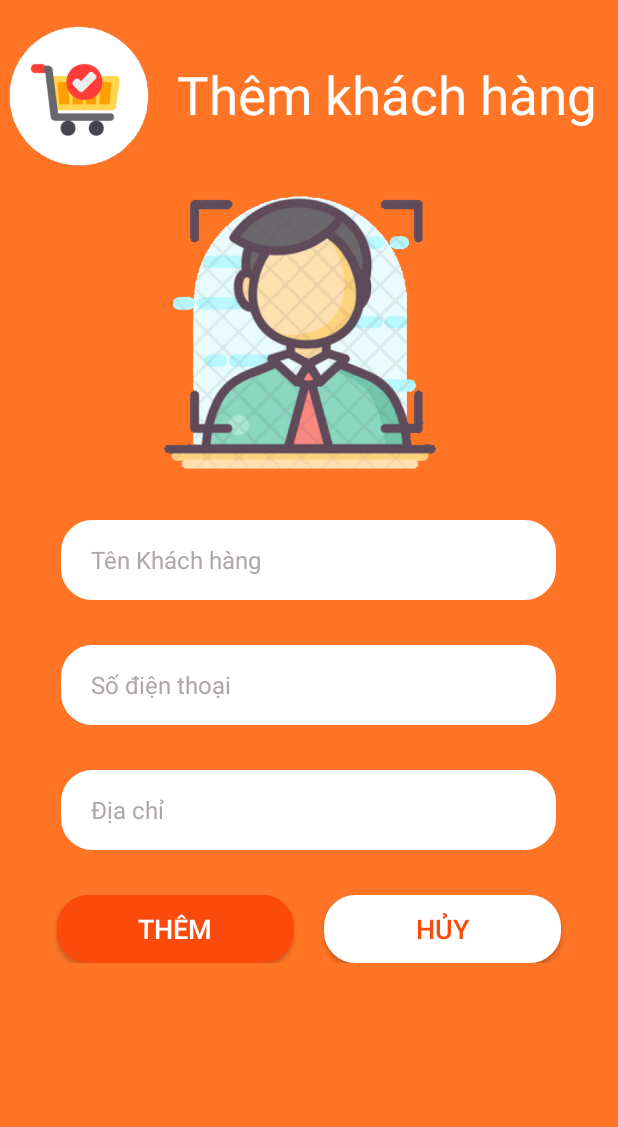
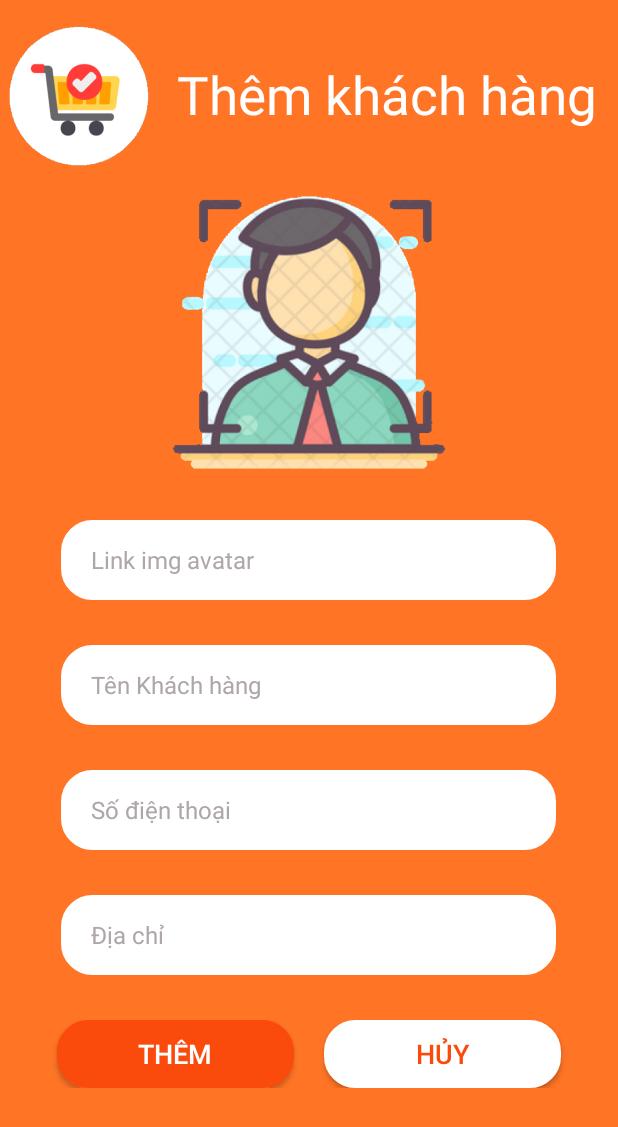
Before and after one commit to sstatsuya/GiuaKyAndroid, an Android app: the KhachHangActivity screen opened directly, with no data from a screen before it, after a tap on an icon or button, on a phone screen of 412 x 824 dp. Shown: the top 1127 px of the screen. Run offline under Robolectric (Android 15) with nearby library versions, the light colour scheme and no system bars; our stand-ins replace Picasso; pictures from the network do not load.

Commit message:
Them DBKhachHang, bỏ dữ liệu set cứng. Update KhachHang. Thêm img avatar cho khach hang. Update khach hang, them khach hang. Chua lam sua, xoa KH.

```diff
--- a/app/src/main/java/ngocthach/ActivityThemKhachHang.java
+++ b/app/src/main/java/ngocthach/ActivityThemKhachHang.java
@@ -5,25 +5,31 @@ import android.content.Intent;
 import android.graphics.Color;
 import android.graphics.drawable.ColorDrawable;
 import android.os.Bundle;
+import android.text.Editable;
+import android.text.TextWatcher;
 import android.view.Gravity;
 import android.view.View;
 import android.view.Window;
 import android.view.WindowManager;
 import android.widget.Button;
 import android.widget.EditText;
+import android.widget.ImageView;
 import android.widget.TextView;
 import android.widget.Toast;
 
 import androidx.appcompat.app.AppCompatActivity;
 
 import com.example.giuakyandroid.R;
+import com.squareup.picasso.Picasso;
 
+import ngocthach.model.DBKhachHang;
 import ngocthach.model.KhachHang;
 
 public class ActivityThemKhachHang extends AppCompatActivity {
+    private ImageView iv_avatarKH;
     private  Button btn_themKH, btn_huyThemKH;
-    private  EditText ed_tenKH, ed_soDT_KH, ed_diaChiKH;
-    private String name="", phone="", address= "";
+    private  EditText ed_avatarKH, ed_tenKH, ed_soDT_KH, ed_diaChiKH;
+    private String avatar ="", name="", phone="", address= "";
     @Override
     protected void onCreate(Bundle savedInstanceState) {
         super.onCreate(savedInstanceState);
@@ -37,42 +43,64 @@ public class ActivityThemKhachHang extends AppCompatActivity {
     }
 
     private void setControl() {
+        iv_avatarKH = findViewById(R.id.iv_avatarKH);
         btn_themKH = findViewById(R.id.btn_themKH);
         btn_huyThemKH = findViewById(R.id.btn_huyThemKH);
+        ed_avatarKH = findViewById(R.id.ed_avatarKH);
         ed_tenKH = findViewById(R.id.ed_tenKH);
         ed_diaChiKH = findViewById(R.id.ed_diaChiKH);
         ed_soDT_KH = findViewById(R.id.ed_soDT_KH);
     }
 
     private boolean checkInput(){
-        if (name.equals("")) {
+        if (avatar.equals("")) {
+            Toast.makeText(this, "Hãy chọn ảnh đại diện khách hàng!", Toast.LENGTH_SHORT).show();
+            return false;
+        }
+        else if (name.equals("")) {
             Toast.makeText(this, "Tên khách hàng không được để trống!", Toast.LENGTH_SHORT).show();
-            ed_tenKH.setFocusable(true);
             return false;
         }
         else if (phone.equals("")) {
             Toast.makeText(this, "Số điện thoại không được để trống!", Toast.LENGTH_SHORT).show();
-            ed_soDT_KH.setFocusable(true);
             return false;
         }
         else if (address.equals("")) {
             Toast.makeText(this, "Địa chỉ không được để trống!", Toast.LENGTH_SHORT).show();
-            ed_diaChiKH.setFocusable(true);
             return false;
         }
         return true;
     }
 
     private void setEvent() {
+
+        ed_avatarKH.addTextChangedListener(new TextWatcher() {
+            @Override
+            public void beforeTextChanged(CharSequence charSequence, int i, int i1, int i2) {
+            }
+
+            @Override
+            public void onTextChanged(CharSequence charSequence, int i, int i1, int i2) {
+            }
+
+            @Override
+            public void afterTextChanged(Editable editable) {
+                avatar = editable.toString();
+                if(avatar != "")  Picasso.get().load(avatar).into(iv_avatarKH);
+            }
+        });
+
         btn_themKH.setOnClickListener(new View.OnClickListener() {
             @Override
             public void onClick(View view) {
+                    avatar = ed_avatarKH.getText().toString().trim();
                     name = ed_tenKH.getText().toString().trim();
                     phone = ed_soDT_KH.getText().toString().trim();
                     address = ed_diaChiKH.getText().toString().trim();
                     if (checkInput()){
                         Intent intent = new Intent();
-                        KhachHang khachHang = new KhachHang("ID_new",name, phone, address);
+                        KhachHang khachHang = new KhachHang ( avatar, name, phone, address);
+                        new DBKhachHang(ActivityThemKhachHang.this).InsertData(khachHang);
                         intent.putExtra("khachhang", khachHang);
                         setResult(RESULT_OK, intent);
                         openSuccessDialog(Gravity.CENTER, "Thêm mới khách hàng thành công!");
--- a/app/src/main/java/ngocthach/AdapterKhachHang.java
+++ b/app/src/main/java/ngocthach/AdapterKhachHang.java
@@ -5,12 +5,14 @@ import android.view.LayoutInflater;
 import android.view.View;
 import android.view.ViewGroup;
 import android.widget.ArrayAdapter;
+import android.widget.ImageView;
 import android.widget.TextView;
 
 import androidx.annotation.NonNull;
 import androidx.annotation.Nullable;
 
 import com.example.giuakyandroid.R;
+import com.squareup.picasso.Picasso;
 
 import java.util.ArrayList;
 
@@ -38,11 +40,13 @@ public class AdapterKhachHang extends ArrayAdapter<KhachHang> {
     public View getView(int position, @Nullable View convertView, @NonNull ViewGroup parent) {
         convertView = LayoutInflater.from(context).inflate(resource,null);
         TextView tv_Name = convertView.findViewById(R.id.tv_Name);
+        ImageView iv_avatar = convertView.findViewById(R.id.iv_avatar);
         TextView tv_Phone = convertView.findViewById(R.id.tv_Phone);
         TextView tv_Address = convertView.findViewById(R.id.tv_Address);
         TextView tv_MaKH = convertView.findViewById(R.id.tv_MaKH);
         KhachHang khachHang = DS_khachHang.get(position);
-        tv_MaKH.setText("Mã KH: " + khachHang.getMaKH().trim());
+        Picasso.get().load(khachHang.getAvatar()).into(iv_avatar);
+        tv_MaKH.setText("Mã KH: " + khachHang.getId() + "");
         tv_Name.setText("Họ tên: " + khachHang.getName().trim());
         tv_Phone.setText("SĐT: " + khachHang.getPhone().trim());
         tv_Address.setText("Địa chỉ: " + khachHang.getAddress().trim());
--- a/app/src/main/java/ngocthach/KhachHangActivity.java
+++ b/app/src/main/java/ngocthach/KhachHangActivity.java
@@ -14,14 +14,16 @@ import com.example.giuakyandroid.R;
 
 import java.util.ArrayList;
 
+import ngocthach.model.DBKhachHang;
 import ngocthach.model.KhachHang;
 
 public class KhachHangActivity extends AppCompatActivity {
     // set cung data de lam giao dien
-    ArrayList<KhachHang> DS_khachHangs = new ArrayList<>();
+    ArrayList<KhachHang> DS_khachHang = new ArrayList<>();
     ImageView iv_MoGD_ThemKH;
     ListView lv_DSKhachHang;
     AdapterKhachHang adapterKhachHang;
+    DBKhachHang dbKhachHang;
     public static final int REQUEST_TO_THEMKH = 1;
     @Override
     protected void onCreate(Bundle savedInstanceState) {
@@ -29,25 +31,11 @@ public class KhachHangActivity extends AppCompatActivity {
         setContentView(R.layout.activity_khachhang);
         getSupportActionBar().hide();
         getWindow().setStatusBarColor(getResources().getColor(R.color.primary));
-        setdata();
         setControl();
         setEvent();
     }
-
-    private void setdata() {
-        KhachHang kh1 = new KhachHang("KH1","Nguyễn Ngọc Thạch1","0888182717","14/7 đường 359, Đỗ Xuân Hợp, Q9. TPHCM");
-        KhachHang kh2 = new KhachHang("KH2","Nguyễn Ngọc Thạch2","0888182717","14/7 đường 359, Đỗ Xuân Hợp, Q9. TPHCM");
-        KhachHang kh3 = new KhachHang("KH3","Nguyễn Ngọc Thạch3","0888182717","14/7 đường 359, Đỗ Xuân Hợp, Q9. TPHCM");
-        KhachHang kh4 = new KhachHang("KH4","Nguyễn Ngọc Thạch4","0888182717","14/7 đường 359, Đỗ Xuân Hợp, Q9. TPHCM");
-        DS_khachHangs.add(kh1);
-        DS_khachHangs.add(kh2);
-        DS_khachHangs.add(kh3);
-        DS_khachHangs.add(kh4);
-    }
-
-
     private void setEvent() {
-        adapterKhachHang = new AdapterKhachHang(this, R.layout.activity_items_khachhang,DS_khachHangs);
+        adapterKhachHang = new AdapterKhachHang(this, R.layout.activity_items_khachhang,DS_khachHang);
         lv_DSKhachHang.setAdapter(adapterKhachHang);
 
         iv_MoGD_ThemKH.setOnClickListener(new View.OnClickListener() {
@@ -61,6 +49,8 @@ public class KhachHangActivity extends AppCompatActivity {
     }
 
     private void setControl() {
+        dbKhachHang = new DBKhachHang(this);
+        DS_khachHang = dbKhachHang.GetData();
         iv_MoGD_ThemKH = findViewById(R.id.iv_MoGD_ThemKH);
         lv_DSKhachHang = findViewById(R.id.lv_DSKhachHang);
     }
@@ -69,11 +59,9 @@ public class KhachHangActivity extends AppCompatActivity {
     protected void onActivityResult(int requestCode, int resultCode, @Nullable Intent intent) {
         super.onActivityResult(requestCode, resultCode, intent);
         if(requestCode == REQUEST_TO_THEMKH && resultCode == RESULT_OK){
-            KhachHang khachHang = intent.getParcelableExtra("khachhang");
+            KhachHang khachHang = (KhachHang) intent.getSerializableExtra("khachhang");
             if (khachHang != null){
-                int ID_AUTO = Integer.parseInt(DS_khachHangs.get(DS_khachHangs.size() - 1). getMaKH().replace("KH","")) + 1;
-                khachHang.setMaKH("KH" + ID_AUTO );
-                DS_khachHangs.add(khachHang);
+                DS_khachHang.add(khachHang);
                 adapterKhachHang.notifyDataSetChanged(); //Reload adapter
             }
 
--- /dev/null
+++ b/app/src/main/java/ngocthach/model/DBKhachHang.java
@@ -0,0 +1,71 @@
+package ngocthach.model;
+
+import android.content.Context;
+import android.database.Cursor;
+import android.database.sqlite.SQLiteDatabase;
+import android.database.sqlite.SQLiteOpenHelper;
+
+import androidx.annotation.Nullable;
+
+import java.util.ArrayList;
+
+public class DBKhachHang extends SQLiteOpenHelper {
+    public static final String TABLE_NAME = "KhachHang";
+    public static final String COLUMN_ID = "id";
+    public static final String COLUMN_AVATAR = "avatar";
+    public static final String  COLUMN_NAME = "name";
+    public static final String  COLUMN_ADDRESS = "address";
+    public static final String  COLUMN_PHONE = "phone";
+
+    private static final String DATABASE_NAME = "DBKhachHang";
+    private static final int DATABASE_VERSION = 1;
+
+    private static final String DBCREATE_SQL = "Create table " +
+            TABLE_NAME + "( " + COLUMN_ID + " integer primary key autoincrement, "
+            + COLUMN_AVATAR + " text not null, " +  COLUMN_NAME + " text not null, " +
+            COLUMN_ADDRESS + " text not null, " +  COLUMN_PHONE + " text not null );";
+
+    public DBKhachHang(@Nullable Context context) {
+        super(context, DATABASE_NAME, null, DATABASE_VERSION);
+    }
+
+    @Override
+    public void onCreate(SQLiteDatabase sqLiteDatabase) {
+        sqLiteDatabase.execSQL(DBCREATE_SQL);
+    }
+
+    @Override
+    public void onUpgrade(SQLiteDatabase sqLiteDatabase, int i, int i1) {
+
+    }
+
+    public ArrayList<KhachHang> GetData() {
+        ArrayList<KhachHang> data = new ArrayList<>();
+        String sql = "select * from " + TABLE_NAME;
+        SQLiteDatabase database = getReadableDatabase();
+        Cursor cursor = database.rawQuery(sql, null);
+        if(cursor.moveToFirst())
+        {
+            do {
+                KhachHang khachHang = new KhachHang();
+                khachHang.setId(cursor.getInt(0));
+                khachHang.setAvatar(cursor.getString(1));
+                khachHang.setName(cursor.getString(2));
+                khachHang.setAddress(cursor.getString(3));
+                khachHang.setPhone(cursor.getString(4));
+                data.add(khachHang);
+            }
+            while (cursor.moveToNext());
+        }
+        return data;
+    }
+
+
+    public void InsertData(KhachHang khachHang) {
+        String sql = "insert into " + TABLE_NAME +"(" + COLUMN_AVATAR + ", " + COLUMN_NAME + ", " + COLUMN_ADDRESS
+                + ", " + COLUMN_PHONE + ") values(?,?,?,?)";
+        SQLiteDatabase database = getWritableDatabase();
+        database.execSQL (sql,new String[]{ khachHang.getAvatar(), khachHang.getName(), khachHang.getAddress(), khachHang.getPhone()});
+        database.close();
+    }
+}
--- a/app/src/main/res/layout/activity_items_khachhang.xml
+++ b/app/src/main/res/layout/activity_items_khachhang.xml
@@ -7,6 +7,7 @@
     >
 
     <ImageView
+        android:id="@+id/iv_avatar"
         android:layout_width="96dp"
         android:layout_height="96dp"
         android:src="@drawable/avatar"/>
--- a/app/src/main/res/layout/activity_them_khach_hang.xml
+++ b/app/src/main/res/layout/activity_them_khach_hang.xml
@@ -38,9 +38,11 @@
         android:layout_weight="1.5">
 
         <ImageView
-            android:layout_width="wrap_content"
+            android:id="@+id/iv_avatarKH"
+            android:layout_width="match_parent"
             android:layout_height="wrap_content"
             android:layout_gravity="center"
+
             android:src="@drawable/avatar" />
     </LinearLayout>
 
@@ -53,13 +55,24 @@
         android:paddingTop="30dp">
 
         <EditText
+            android:id="@+id/ed_avatarKH"
+            android:layout_width="330dp"
+            android:layout_height="53dp"
+            android:background="@drawable/white_border"
+            android:hint="Link img avatar"
+            android:paddingLeft="20dp"
+            android:textColor="@color/black"
+            android:textColorHint="#AFA7A7"
+            android:textSize="16dp" />
+
+        <EditText
             android:id="@+id/ed_tenKH"
             android:layout_width="330dp"
             android:layout_height="53dp"
             android:background="@drawable/white_border"
             android:hint="Tên Khách hàng"
             android:paddingLeft="20dp"
-
+            android:layout_marginTop="30dp"
             android:textColor="@color/black"
             android:textColorHint="#AFA7A7"
             android:textSize="16dp" />
```
Also changed, not shown: app/src/main/java/ngocthach/model/KhachHang.java (+24 -37 lines).
